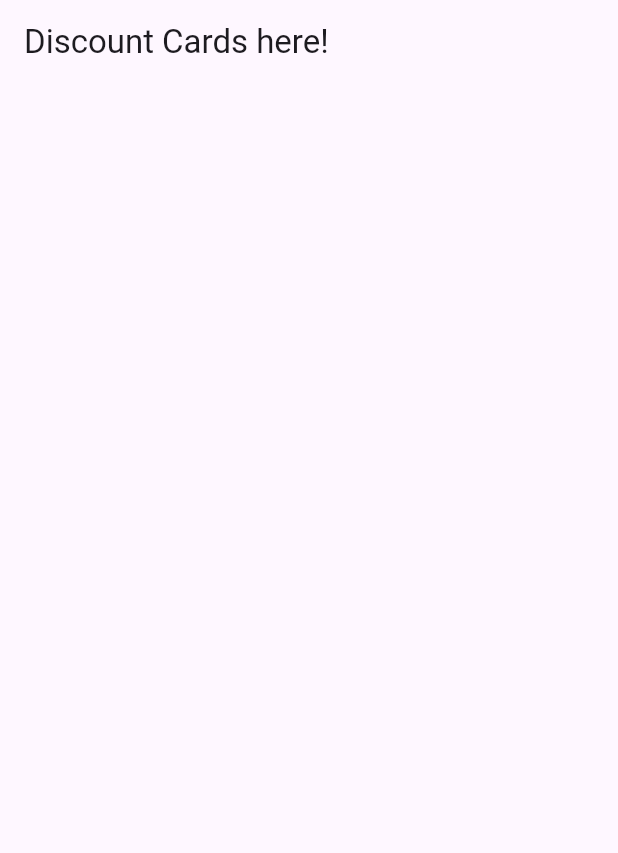
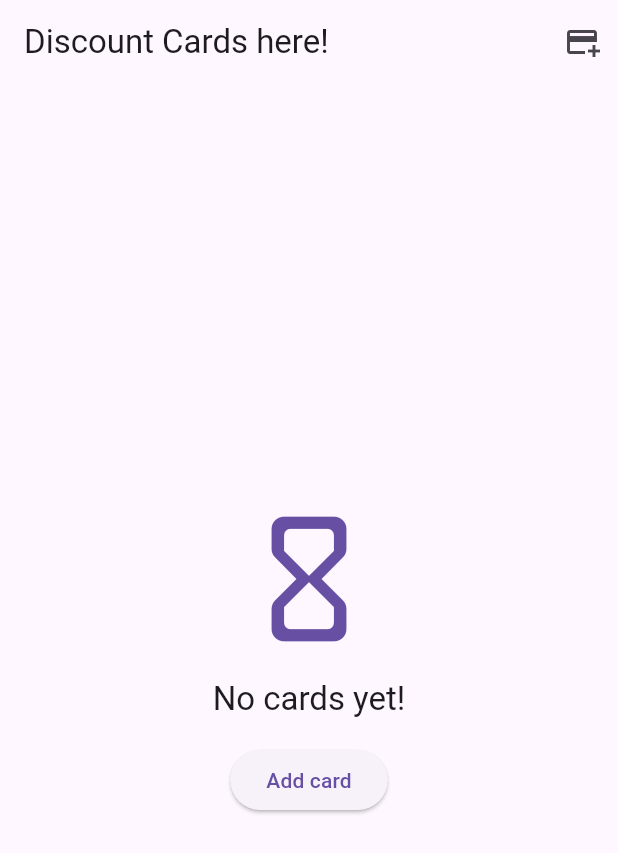
Before and after one commit to Flutter007/test8, a Flutter app: the screen it shows after launch, on a phone screen of 412 x 824 dp. Shown: the top 853 px of the screen. Run offline on Flutter 3.47's test engine with Material 3 defaults, Android fonts, the phone set to English and light mode, and no system bars; our stand-ins replace flutter_dotenv, flutter_riverpod, image_picker, supabase_flutter; accounts and stored records are empty.

Commit message:
Added image to Assets,added provider to get list of Cards,and provider to Create card,added screen for Adding Form,widgets for Loading and Error State,widgets for Images.

```diff
--- a/lib/providers/discount_card_provider.dart
+++ b/lib/providers/discount_card_provider.dart
@@ -0,0 +1,48 @@
+import 'dart:async';
+import 'package:flutter_riverpod/flutter_riverpod.dart';
+import 'package:supabase_flutter/supabase_flutter.dart';
+import 'package:test8/models/discount_card.dart';
+import 'package:test8/widgets/add_card_form/add_card_form_controllers.dart';
+
+final supaBase = Supabase.instance.client;
+final discountCardsListProvider = FutureProvider<List<DiscountCard>>((
+  ref,
+) async {
+  final response = await supaBase.from('discount_cards').select();
+  List<DiscountCard> newCards = [];
+  for (var row in response) {
+    final card = DiscountCard.fromJson(row);
+    newCards.add(card);
+  }
+  return newCards;
+});
+
+class CreateDiscountCardProvider extends AsyncNotifier<void> {
+  @override
+  build() {}
+  Future<void> createCard(
+    AddCardFormControllers controller,
+    String? logoFileName,
+    String frontFileName,
+    String? backFileName,
+  ) async {
+    state = AsyncValue.loading();
+    state = await AsyncValue.guard(() async {
+      final shopTitle = controller.shopTitleController.text.trim();
+      final notes = controller.notesController.text.trim();
+      final card = DiscountCard(
+        shopTitle: shopTitle,
+        shopLogoURL: logoFileName,
+        cardFrontSideImageURL: frontFileName,
+        cardBackSideImageURL: backFileName,
+        notes: notes,
+      );
+      await supaBase.from('discount_cards').insert(card.toJson());
+    });
+  }
+}
+
+final createDiscountCardProvider =
+    AsyncNotifierProvider<CreateDiscountCardProvider, void>(
+      CreateDiscountCardProvider.new,
+    );
--- a/lib/screens/cards_list_screen.dart
+++ b/lib/screens/cards_list_screen.dart
@@ -1,5 +1,10 @@
 import 'package:flutter/material.dart';
 import 'package:flutter_riverpod/flutter_riverpod.dart';
+import 'package:test8/providers/discount_card_provider.dart';
+import 'package:test8/screens/add_card_screen.dart';
+import 'package:test8/widgets/center_event_container.dart';
+import 'package:test8/widgets/center_indicator.dart';
+import 'package:test8/widgets/discount_card_tile.dart';
 
 class CardsListScreen extends ConsumerStatefulWidget {
   const CardsListScreen({super.key});
@@ -9,8 +14,47 @@ class CardsListScreen extends ConsumerStatefulWidget {
 }
 
 class _CardsListScreenState extends ConsumerState<CardsListScreen> {
+  void goToAddScreen() async {
+    await Navigator.of(
+      context,
+    ).push(MaterialPageRoute(builder: (ctx) => AddCardScreen()));
+    ref.invalidate(discountCardsListProvider);
+  }
+
   @override
   Widget build(BuildContext context) {
-    return Scaffold(appBar: AppBar(title: Text('Discount Cards here!')));
+    final cardsState = ref.watch(discountCardsListProvider);
+    Widget body = switch (cardsState) {
+      AsyncData(value: final cards) =>
+        cards.isEmpty
+            ? CenterEventContainer(
+              title: 'No cards yet!',
+              iconData: Icons.hourglass_empty_rounded,
+              buttonText: 'Add card',
+              onButtonPressed: goToAddScreen,
+            )
+            : ListView.builder(
+              itemBuilder:
+                  (ctx, i) => DiscountCardTile(card: cards[i], onTap: () {}),
+              itemCount: cards.length,
+            ),
+      AsyncError() => CenterEventContainer(
+        title: 'Something went wrong!',
+        iconData: Icons.error,
+        buttonText: 'Try again',
+        onButtonPressed: () => ref.invalidate(discountCardsListProvider),
+      ),
+      _ => CenterIndicator(),
+    };
+
+    return Scaffold(
+      appBar: AppBar(
+        title: Text('Discount Cards here!'),
+        actions: [
+          IconButton(onPressed: goToAddScreen, icon: Icon(Icons.add_card)),
+        ],
+      ),
+      body: body,
+    );
   }
 }
--- /dev/null
+++ b/lib/widgets/center_event_container.dart
@@ -0,0 +1,40 @@
+import 'package:flutter/material.dart';
+
+class CenterEventContainer extends StatelessWidget {
+  final String title;
+  final IconData iconData;
+  final String buttonText;
+  final void Function() onButtonPressed;
+  const CenterEventContainer({
+    super.key,
+    required this.title,
+    required this.iconData,
+    required this.buttonText,
+    required this.onButtonPressed,
+  });
+
+  @override
+  Widget build(BuildContext context) {
+    final theme = Theme.of(context);
+
+    return Stack(
+      children: [
+        Center(
+          child: Column(
+            mainAxisSize: MainAxisSize.min,
+            children: [
+              Icon(iconData, size: 100, color: theme.colorScheme.primary),
+              SizedBox(height: 16),
+              Text(title, style: theme.textTheme.titleLarge),
+              SizedBox(height: 16),
+              ElevatedButton(
+                onPressed: onButtonPressed,
+                child: Text(buttonText),
+              ),
+            ],
+          ),
+        ),
+      ],
+    );
+  }
+}
--- a/pubspec.yaml
+++ b/pubspec.yaml
@@ -65,7 +65,7 @@ flutter:
   # To add assets to your application, add an assets section, like this:
   assets:
     - .env
-  #   - images/a_dot_ham.jpeg
+    - assets/images/shop.jpg
 
   # An image asset can refer to one or more resolution-specific "variants", see
   # https://flutter.dev/to/resolution-aware-images
```
Also changed, not shown: lib/models/discount_card.dart (+4 -4 lines), lib/providers/images_upload_providers.dart (+13 -0 lines), lib/screens/add_card_screen.dart (added, +73 -0 lines), lib/widgets/add_card_form/add_card_form.dart (+62 -1 lines), lib/widgets/add_image_container.dart (+7 -4 lines), lib/widgets/center_indicator.dart (added, +13 -0 lines), lib/widgets/custom_text.dart (added, +21 -0 lines), lib/widgets/discount_card_tile.dart (added, +43 -0 lines), lib/widgets/image_container.dart (added, +33 -0 lines), lib/widgets/image_picker_field.dart (+8 -11 lines), assets/images/shop.jpg (added).
